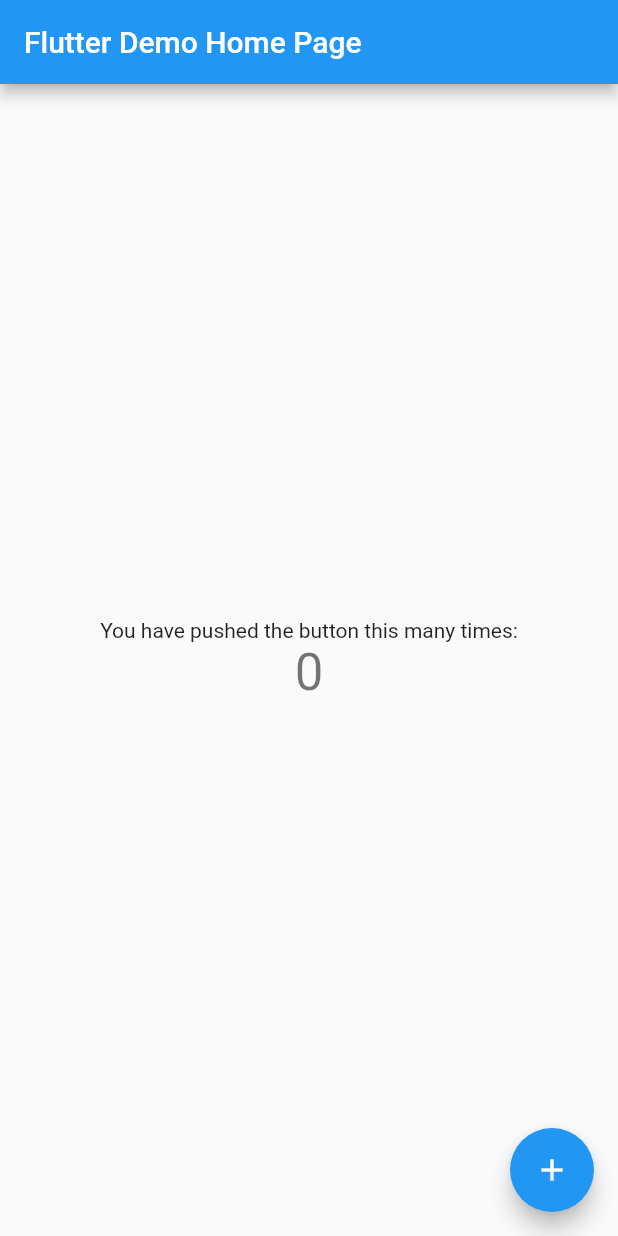
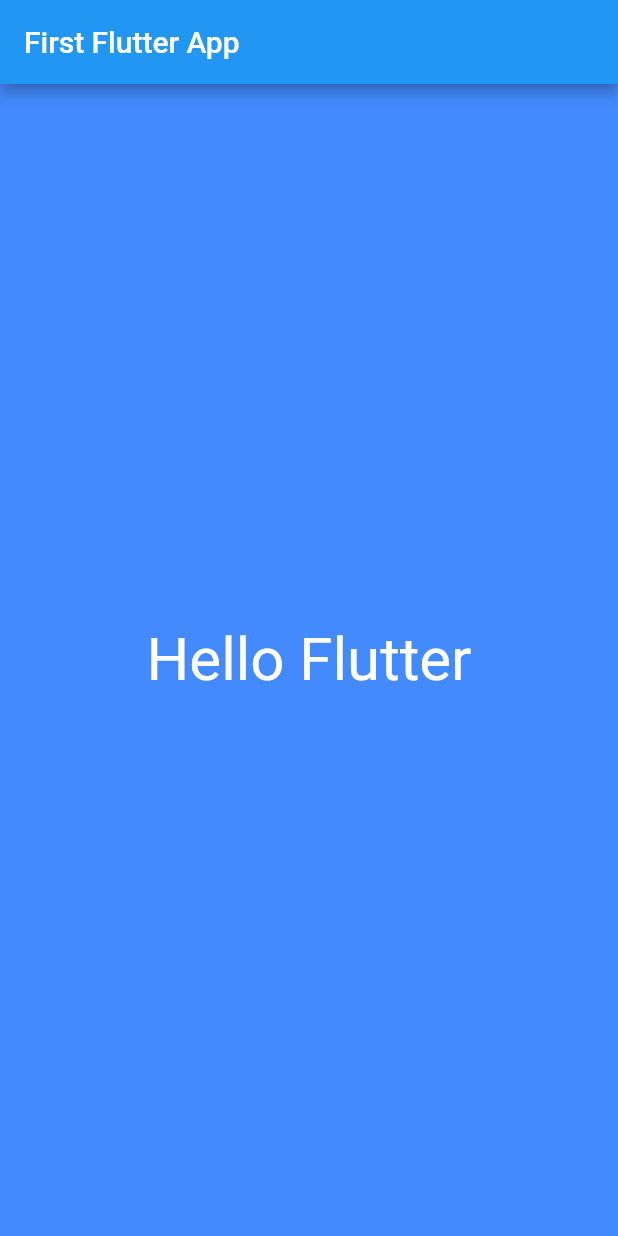
Before and after one commit to akshay-gohel/demo_flutter_sessions_app, a Flutter app: the screen it shows after launch, on a phone screen of 412 x 824 dp. Run offline on Flutter 3.47's test engine with Material 2 defaults, Android fonts, the phone set to English and light mode, and no system bars.

Commit message:
session/widget scaffold, appbar, crating a class and stateless

```diff
--- a/lib/main.dart
+++ b/lib/main.dart
@@ -1,117 +1,30 @@
 import 'package:flutter/material.dart';
 
 void main() {
-  runApp(MyApp());
+  runApp(new MyFlutterApp());
 }
 
-class MyApp extends StatelessWidget {
-  // This widget is the root of your application.
+class MyFlutterApp extends StatelessWidget {
+
   @override
   Widget build(BuildContext context) {
     return MaterialApp(
-      title: 'Flutter Demo',
-      theme: ThemeData(
-        // This is the theme of your application.
-        //
-        // Try running your application with "flutter run". You'll see the
-        // application has a blue toolbar. Then, without quitting the app, try
-        // changing the primarySwatch below to Colors.green and then invoke
-        // "hot reload" (press "r" in the console where you ran "flutter run",
-        // or simply save your changes to "hot reload" in a Flutter IDE).
-        // Notice that the counter didn't reset back to zero; the application
-        // is not restarted.
-        primarySwatch: Colors.blue,
-        // This makes the visual density adapt to the platform that you run
-        // the app on. For desktop platforms, the controls will be smaller and
-        // closer together (more dense) than on mobile platforms.
-        visualDensity: VisualDensity.adaptivePlatformDensity,
-      ),
-      home: MyHomePage(title: 'Flutter Demo Home Page'),
+      debugShowCheckedModeBanner: false,
+        title: "My Flutter App",
+        home: Scaffold(
+          appBar: AppBar( title: Text("First Flutter App"), ),
+          body: Material(
+            color: Colors.blueAccent,
+            child: Center(
+              child: Text(
+                "Hello Flutter",
+                textDirection: TextDirection.ltr,
+                style: TextStyle(color: Colors.white, fontSize: 40.0),
+              ),
+            ),
+          ),
+        )
     );
   }
+
 }
-
-class MyHomePage extends StatefulWidget {
-  MyHomePage({Key key, this.title}) : super(key: key);
-
-  // This widget is the home page of your application. It is stateful, meaning
-  // that it has a State object (defined below) that contains fields that affect
-  // how it looks.
-
-  // This class is the configuration for the state. It holds the values (in this
-  // case the title) provided by the parent (in this case the App widget) and
-  // used by the build method of the State. Fields in a Widget subclass are
-  // always marked "final".
-
-  final String title;
-
-  @override
-  _MyHomePageState createState() => _MyHomePageState();
-}
-
-class _MyHomePageState extends State<MyHomePage> {
-  int _counter = 0;
-
-  void _incrementCounter() {
-    setState(() {
-      // This call to setState tells the Flutter framework that something has
-      // changed in this State, which causes it to rerun the build method below
-      // so that the display can reflect the updated values. If we changed
-      // _counter without calling setState(), then the build method would not be
-      // called again, and so nothing would appear to happen.
-      _counter++;
-    });
-  }
-
-  @override
-  Widget build(BuildContext context) {
-    // This method is rerun every time setState is called, for instance as done
-    // by the _incrementCounter method above.
-    //
-    // The Flutter framework has been optimized to make rerunning build methods
-    // fast, so that you can just rebuild anything that needs updating rather
-    // than having to individually change instances of widgets.
-    return Scaffold(
-      appBar: AppBar(
-        // Here we take the value from the MyHomePage object that was created by
-        // the App.build method, and use it to set our appbar title.
-        title: Text(widget.title),
-      ),
-      body: Center(
-        // Center is a layout widget. It takes a single child and positions it
-        // in the middle of the parent.
-        child: Column(
-          // Column is also a layout widget. It takes a list of children and
-          // arranges them vertically. By default, it sizes itself to fit its
-          // children horizontally, and tries to be as tall as its parent.
-          //
-          // Invoke "debug painting" (press "p" in the console, choose the
-          // "Toggle Debug Paint" action from the Flutter Inspector in Android
-          // Studio, or the "Toggle Debug Paint" command in Visual Studio Code)
-          // to see the wireframe for each widget.
-          //
-          // Column has various properties to control how it sizes itself and
-          // how it positions its children. Here we use mainAxisAlignment to
-          // center the children vertically; the main axis here is the vertical
-          // axis because Columns are vertical (the cross axis would be
-          // horizontal).
-          mainAxisAlignment: MainAxisAlignment.center,
-          children: <Widget>[
-            Text(
-              'You have pushed the button this many times:',
-            ),
-            Text(
-              '$_counter',
-              style: Theme.of(context).textTheme.headline4,
-            ),
-          ],
-        ),
-      ),
-      floatingActionButton: FloatingActionButton(
-        onPressed: _incrementCounter,
-        tooltip: 'Increment',
-        child: Icon(Icons.add),
-      ), // This trailing comma makes auto-formatting nicer for build methods.
-    );
-  }
-}
```
Also changed, not shown: 1 other file.
